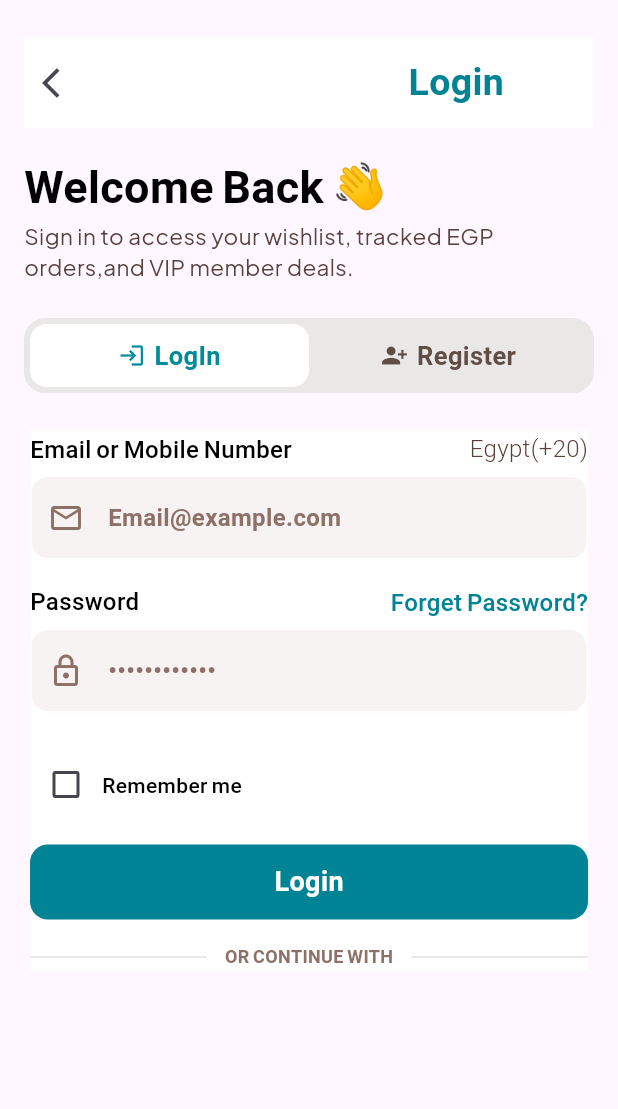
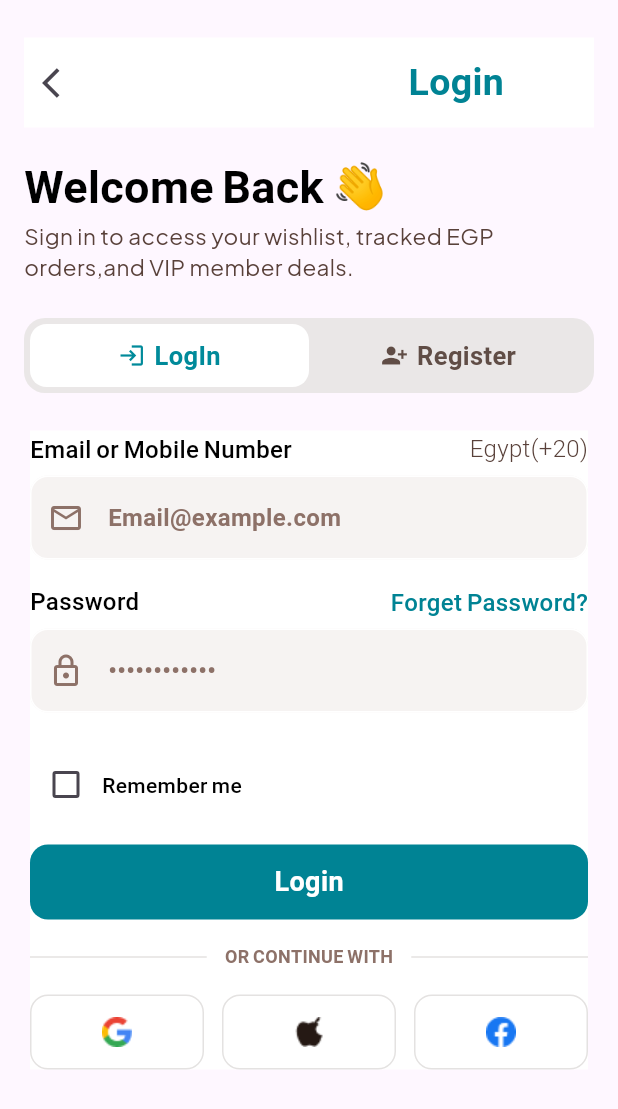
Before and after one commit to Ahmed-Mousa566/Indigo-e-commerce, a Flutter app: the screen it shows after launch, on a phone screen of 412 x 824 dp. Shown: the top 1109 px of the screen. Run offline on Flutter 3.47's test engine with Material 3 defaults, Android fonts, the phone set to English and light mode, and no system bars; our stand-ins replace go_router, google_fonts; Roboto replaces fonts that are missing (Montserrat).

Commit message:
create social media buttons

```diff
--- a/lib/feature/Auth/presentation/views/widgets/login_form.dart
+++ b/lib/feature/Auth/presentation/views/widgets/login_form.dart
@@ -4,6 +4,8 @@ import 'package:e_commerce/feature/Auth/presentation/views/widgets/emali_labal.d
 import 'package:e_commerce/feature/Auth/presentation/views/widgets/or_divider.dart';
 import 'package:e_commerce/feature/Auth/presentation/views/widgets/password_lable.dart';
 import 'package:e_commerce/feature/Auth/presentation/views/widgets/remmeber_me.dart';
+import 'package:e_commerce/feature/Auth/presentation/views/widgets/social_button.dart';
+import 'package:e_commerce/feature/Auth/presentation/views/widgets/social_buttons_row.dart';
 import 'package:e_commerce/feature/Auth/presentation/views/widgets/text_form_failed.dart';
 import 'package:flutter/material.dart';
 
@@ -12,10 +14,11 @@ class LoginForm extends StatelessWidget {
 
   @override
   Widget build(BuildContext context) {
-    return Padding(
+    return SingleChildScrollView(
+      child: Padding(
         padding: const EdgeInsets.symmetric(horizontal: 20.0),
         child: Container(
-        height: 360,
+
           color: Colors.white,
           child: const Column(
             crossAxisAlignment: CrossAxisAlignment.start,
@@ -46,6 +49,10 @@ class LoginForm extends StatelessWidget {
 
                OrDivider(),
 
+                SizedBox(height: 16,),
+
+                SocialButtonsRow(),
+
 
 
 
@@ -57,6 +64,7 @@ class LoginForm extends StatelessWidget {
             ],
           ),
         ),
+      ),
     );
   }
 }
--- /dev/null
+++ b/lib/feature/Auth/presentation/views/widgets/social_button.dart
@@ -0,0 +1,24 @@
+import 'package:e_commerce/core/utils/constant.dart';
+import 'package:flutter/material.dart';
+
+class SocialButton extends StatelessWidget {
+  const SocialButton({super.key, required this.icon, this.ontap});
+  final String icon;
+  final VoidCallback? ontap;
+
+  @override
+  Widget build(BuildContext context) {
+    return GestureDetector(
+      onTap: ontap,
+      child: Container(
+        height: 50,
+        decoration: BoxDecoration(
+          color: Colors.white,
+          borderRadius: BorderRadius.circular(12),
+          border: Border.all(color: Constant.kDivider),
+        ),
+        child: Center(child: Image.asset(icon, width: 22, height: 22)),
+      ),
+    );
+  }
+}
--- /dev/null
+++ b/lib/feature/Auth/presentation/views/widgets/social_buttons_row.dart
@@ -0,0 +1,19 @@
+import 'package:e_commerce/feature/Auth/presentation/views/widgets/social_button.dart';
+import 'package:flutter/material.dart';
+
+class SocialButtonsRow extends StatelessWidget {
+  const SocialButtonsRow({super.key});
+
+  @override
+  Widget build(BuildContext context) {
+    return const Row(
+      children: [
+        Expanded(child: SocialButton(icon: 'assets/images/google.png')),
+        SizedBox(width: 12),
+        Expanded(child: SocialButton(icon: 'assets/images/apple.png')),
+        SizedBox(width: 12),
+        Expanded(child: SocialButton(icon: 'assets/images/facebook.png')),
+      ],
+    );
+  }
+}
```
Lines whose indentation alone changed are shown as unchanged.
